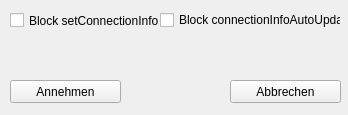
First picture: the form in connectionInfoSpoofer/QtConfig.ui, repository exp111/TS3PatchExtensions, before the edit.
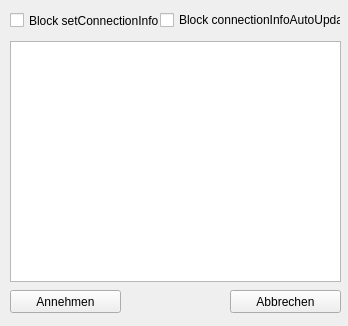
Second picture: the form after the edit.

Commit message: Finished (hopefully) gui

Patch:
```diff
--- a/connectionInfoSpoofer/QtConfig.ui
+++ b/connectionInfoSpoofer/QtConfig.ui
@@ -7,9 +7,21 @@
     <x>0</x>
     <y>0</y>
     <width>348</width>
-    <height>115</height>
+    <height>326</height>
    </rect>
   </property>
+  <property name="minimumSize">
+   <size>
+    <width>348</width>
+    <height>326</height>
+   </size>
+  </property>
+  <property name="maximumSize">
+   <size>
+    <width>348</width>
+    <height>326</height>
+   </size>
+  </property>
   <property name="windowTitle">
    <string>Connection Info Spoofer</string>
   </property>
@@ -17,7 +29,7 @@
    <property name="geometry">
     <rect>
      <x>10</x>
-     <y>80</y>
+     <y>290</y>
      <width>111</width>
      <height>23</height>
     </rect>
@@ -33,7 +45,7 @@
    <property name="geometry">
     <rect>
      <x>230</x>
-     <y>80</y>
+     <y>290</y>
      <width>111</width>
      <height>23</height>
     </rect>
@@ -68,6 +80,71 @@
     <string>Block connectionInfoAutoUpdate</string>
    </property>
   </widget>
+  <widget class="QTableWidget" name="tableWidget">
+   <property name="geometry">
+    <rect>
+     <x>10</x>
+     <y>41</y>
+     <width>331</width>
+     <height>241</height>
+    </rect>
+   </property>
+   <property name="verticalScrollBarPolicy">
+    <enum>Qt::ScrollBarAlwaysOff</enum>
+   </property>
+   <property name="horizontalScrollBarPolicy">
+    <enum>Qt::ScrollBarAlwaysOff</enum>
+   </property>
+   <property name="sizeAdjustPolicy">
+    <enum>QAbstractScrollArea::AdjustIgnored</enum>
+   </property>
+   <property name="selectionMode">
+    <enum>QAbstractItemView::SingleSelection</enum>
+   </property>
+   <property name="showGrid">
+    <bool>true</bool>
+   </property>
+   <property name="cornerButtonEnabled">
+    <bool>true</bool>
+   </property>
+   <attribute name="horizontalHeaderVisible">
+    <bool>false</bool>
+   </attribute>
+   <attribute name="horizontalHeaderCascadingSectionResizes">
+    <bool>false</bool>
+   </attribute>
+   <attribute name="horizontalHeaderDefaultSectionSize">
+    <number>280</number>
+   </attribute>
+   <attribute name="horizontalHeaderHighlightSections">
+    <bool>true</bool>
+   </attribute>
+   <attribute name="horizontalHeaderMinimumSectionSize">
+    <number>50</number>
+   </attribute>
+   <attribute name="horizontalHeaderStretchLastSection">
+    <bool>true</bool>
+   </attribute>
+   <attribute name="verticalHeaderVisible">
+    <bool>false</bool>
+   </attribute>
+   <attribute name="verticalHeaderCascadingSectionResizes">
+    <bool>false</bool>
+   </attribute>
+   <attribute name="verticalHeaderStretchLastSection">
+    <bool>false</bool>
+   </attribute>
+   <column>
+    <property name="text">
+     <string>name</string>
+    </property>
+   </column>
+   <column>
+    <property name="text">
+     <string>value</string>
+    </property>
+   </column>
+  </widget>
  </widget>
  <layoutdefault spacing="6" margin="11"/>
  <resources/>
```
Left out of the diff: 4 changed lines with no effect on the pictures. The commit also changes 3 other files.
